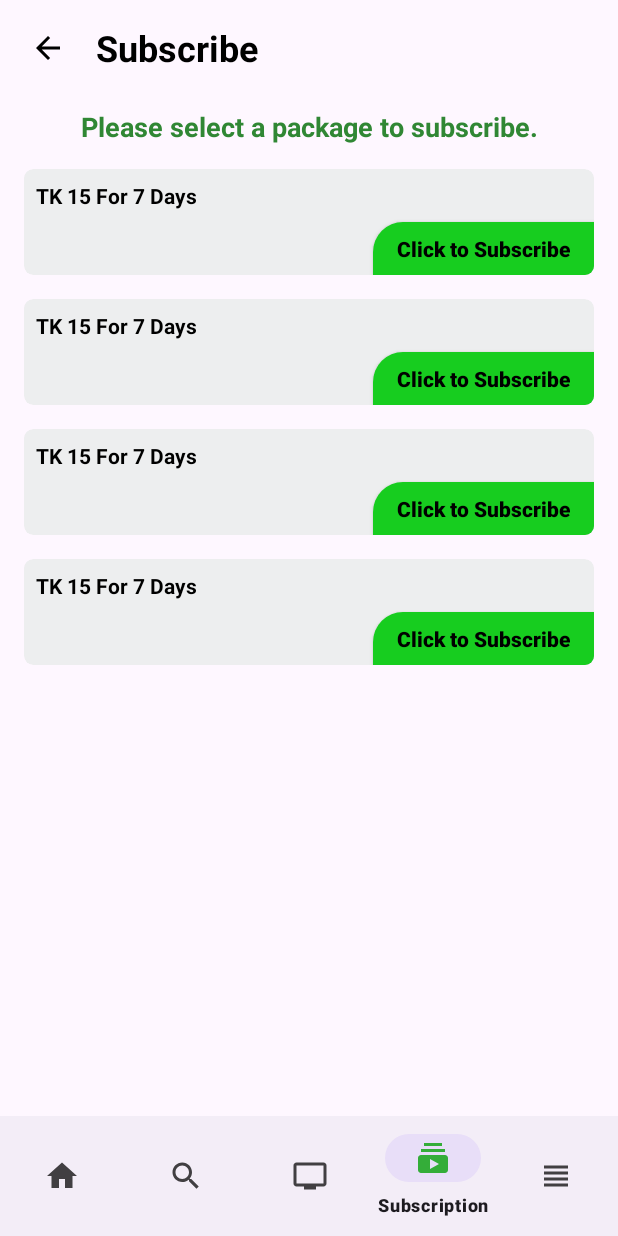
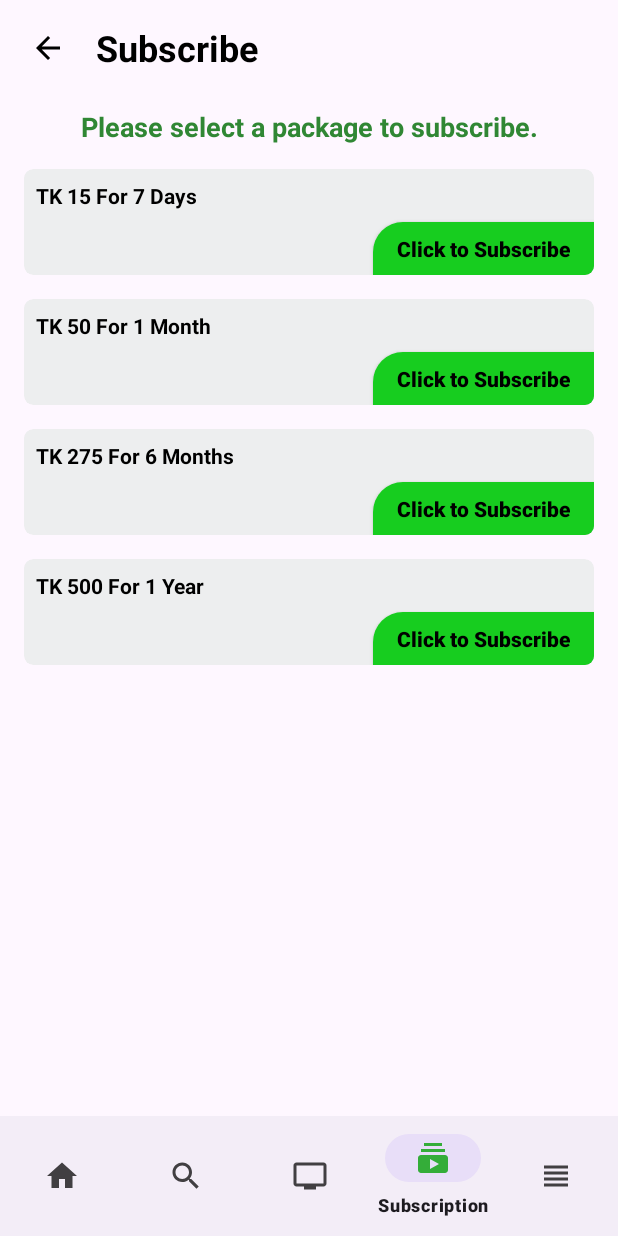
Before and after one commit to Farihazultana/New-RTV-Plus-Android-App, an Android app: the screen it shows after launch (MainActivity), item 4 of the bottom bar chosen, on a phone screen of 412 x 824 dp. Run offline under Robolectric (Android 15) with nearby library versions, the phone set to English and light mode, and no system bars.

Commit message:
BottomSheetDialog Fragment Added for item clicks in Package Show

```diff
--- a/app/src/main/java/com/example/rtv_plus_android_app_revamp/ui/fregments/SubscriptionFragment.kt
+++ b/app/src/main/java/com/example/rtv_plus_android_app_revamp/ui/fregments/subscription/SubscriptionFragment.kt
@@ -1,4 +1,4 @@
-package com.example.rtv_plus_android_app_revamp.ui.fregments
+package com.example.rtv_plus_android_app_revamp.ui.fregments.subscription
 
 import android.os.Bundle
 import androidx.fragment.app.Fragment
@@ -12,10 +12,9 @@ import androidx.navigation.Navigation.findNavController
 import com.example.rtv_plus_android_app_revamp.R
 import com.example.rtv_plus_android_app_revamp.databinding.FragmentSubscriptionBinding
 
-class SubscriptionFragment : Fragment(){
+class SubscriptionFragment : Fragment() {
     private lateinit var binding: FragmentSubscriptionBinding
-    private lateinit var toolBar: Toolbar
-    private lateinit var actionBar: ActionBar
+
     override fun onCreateView(
         inflater: LayoutInflater, container: ViewGroup?,
         savedInstanceState: Bundle?
@@ -29,10 +28,27 @@ class SubscriptionFragment : Fragment(){
             navController.navigate(R.id.HomeFragment)
         }
 
+        binding.btWeeklySubscription.setOnClickListener{
+            showBottomSheet()
+        }
+        binding.btMonthlySubscription.setOnClickListener {
+            showBottomSheet()
+        }
+        binding.btSixMonthSubscription.setOnClickListener {
+            showBottomSheet()
+        }
+        binding.btYearlySubscription.setOnClickListener {
+            showBottomSheet()
+        }
+
         return binding.root
     }
 
-
-
+    private fun showBottomSheet(){
+        val bottomSheetFragment = SubscribeBottomFragment()
+        bottomSheetFragment.show(
+            childFragmentManager, bottomSheetFragment.tag
+        )
+    }
 
 }
--- a/app/src/main/res/drawable/loading_animation.xml
+++ b/app/src/main/res/drawable/loading_animation.xml
@@ -63,7 +63,7 @@
         android:duration="200" />
 
 
-    <!--Fift-->
+    <!--Fifth-->
 
     <item
         android:drawable="@drawable/ic_dots1"
--- a/app/src/main/res/layout/fragment_subscription.xml
+++ b/app/src/main/res/layout/fragment_subscription.xml
@@ -4,7 +4,7 @@
     xmlns:tools="http://schemas.android.com/tools"
     android:layout_width="match_parent"
     android:layout_height="match_parent"
-    tools:context=".ui.fregments.SubscriptionFragment">
+    tools:context=".ui.fregments.subscription.SubscriptionFragment">
 
     <androidx.constraintlayout.widget.ConstraintLayout
         android:layout_width="match_parent"
@@ -17,6 +17,7 @@
             app:titleTextAppearance="@style/ToolbarTitleText"
             android:backgroundTint="@color/white"
             android:minHeight="?attr/actionBarSize"
+            app:elevation="6dp"
             app:layout_constraintStart_toStartOf="parent"
             app:layout_constraintTop_toTopOf="parent">
 
@@ -88,6 +89,7 @@
                     app:layout_constraintTop_toTopOf="parent" />
 
                 <androidx.appcompat.widget.AppCompatButton
+                    android:id="@+id/bt_weeklySubscription"
                     android:layout_width="wrap_content"
                     android:layout_height="35dp"
                     android:layout_marginTop="8dp"
@@ -133,13 +135,14 @@
                     android:layout_height="wrap_content"
                     android:layout_marginStart="8dp"
                     android:layout_marginTop="8dp"
-                    android:text="TK 15 For 7 Days"
+                    android:text="TK 50 For 1 Month"
                     android:textStyle="bold"
                     android:textColor="@color/black"
                     app:layout_constraintStart_toStartOf="parent"
                     app:layout_constraintTop_toTopOf="parent" />
 
                 <androidx.appcompat.widget.AppCompatButton
+                    android:id="@+id/bt_monthlySubscription"
                     android:layout_width="wrap_content"
                     android:layout_height="35dp"
                     android:layout_marginTop="8dp"
@@ -185,13 +188,14 @@
                     android:layout_height="wrap_content"
                     android:layout_marginStart="8dp"
                     android:layout_marginTop="8dp"
-                    android:text="TK 15 For 7 Days"
+                    android:text="TK 275 For 6 Months"
                     android:textStyle="bold"
                     android:textColor="@color/black"
                     app:layout_constraintStart_toStartOf="parent"
                     app:layout_constraintTop_toTopOf="parent" />
 
                 <androidx.appcompat.widget.AppCompatButton
+                    android:id="@+id/bt_sixMonthSubscription"
                     android:layout_width="wrap_content"
                     android:layout_height="35dp"
                     android:layout_marginTop="8dp"
@@ -237,13 +241,14 @@
                     android:layout_height="wrap_content"
                     android:layout_marginStart="8dp"
                     android:layout_marginTop="8dp"
-                    android:text="TK 15 For 7 Days"
+                    android:text="TK 500 For 1 Year"
                     android:textStyle="bold"
                     android:textColor="@color/black"
                     app:layout_constraintStart_toStartOf="parent"
                     app:layout_constraintTop_toTopOf="parent" />
 
                 <androidx.appcompat.widget.AppCompatButton
+                    android:id="@+id/bt_yearlySubscription"
                     android:layout_width="wrap_content"
                     android:layout_height="35dp"
                     android:layout_marginTop="8dp"
--- a/app/src/main/res/navigation/nav_graph.xml
+++ b/app/src/main/res/navigation/nav_graph.xml
@@ -24,7 +24,7 @@
 
     <fragment
         android:id="@+id/SubscriptionFragment"
-        android:name="com.example.rtv_plus_android_app_revamp.ui.fregments.SubscriptionFragment"
+        android:name="com.example.rtv_plus_android_app_revamp.ui.fregments.subscription.SubscriptionFragment"
         android:label="Subscription"
         tools:layout="@layout/fragment_subscription" />
     <fragment
```
Also changed, not shown: app/src/main/java/com/example/rtv_plus_android_app_revamp/ui/fregments/subscription/SubscribeBottomFragment.kt (added, +38 -0 lines), app/src/main/res/drawable/subscription_bottom_sheet_bg.xml (added, +9 -0 lines), app/src/main/res/layout/fragment_subscribe_bottom.xml (added, +111 -0 lines).
